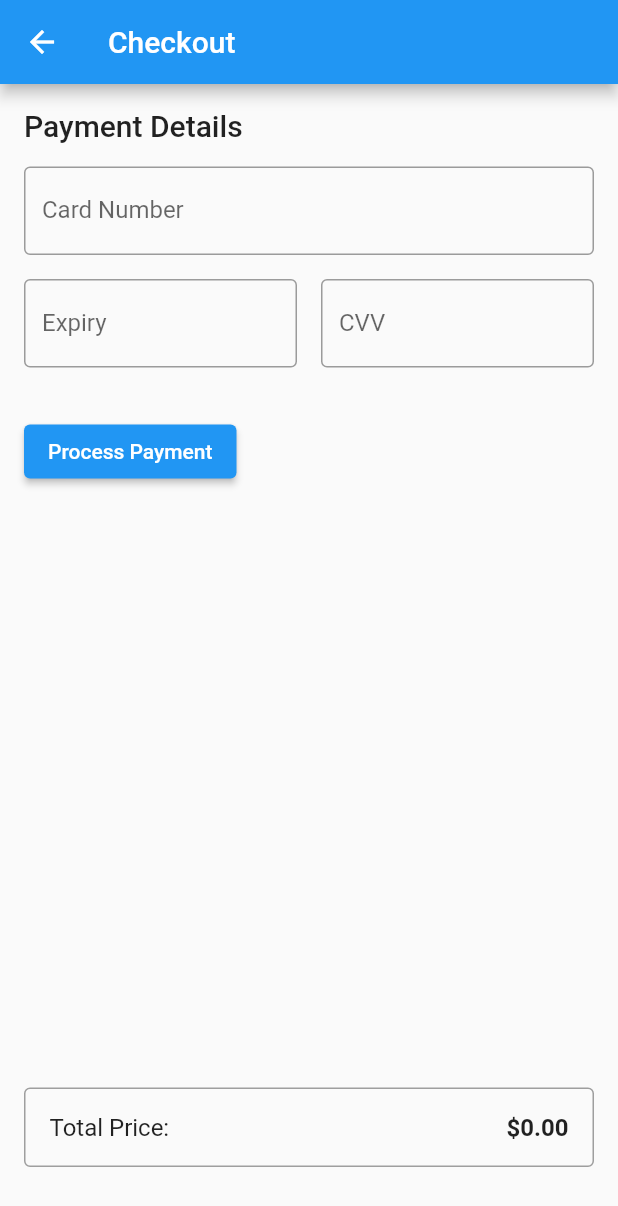
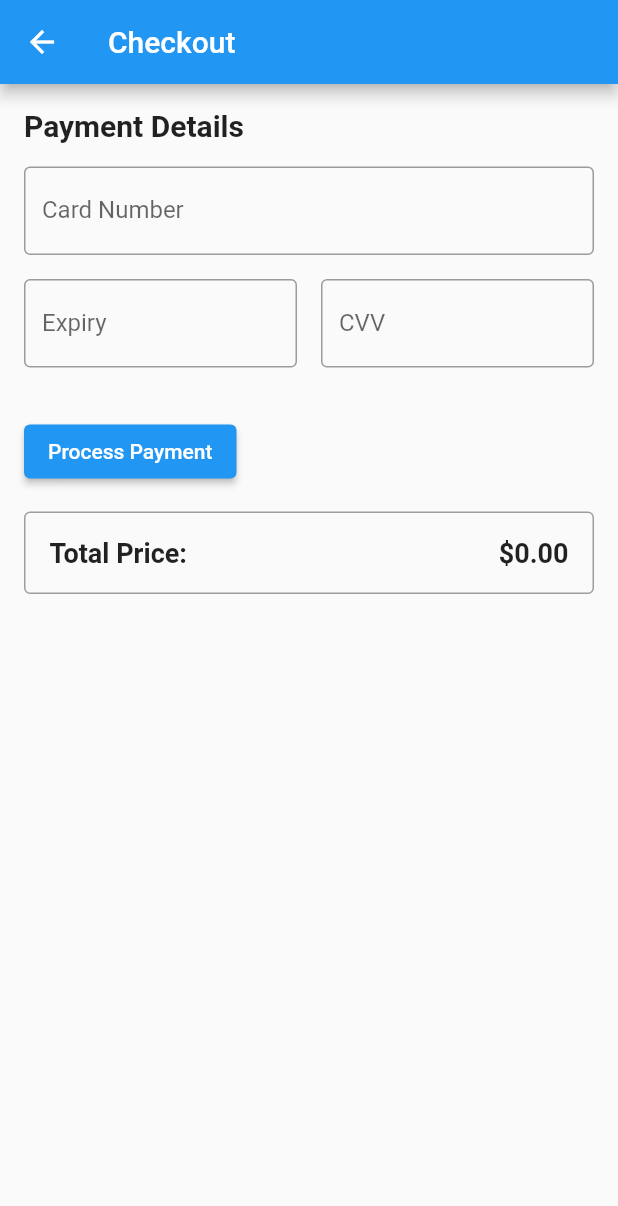
Before and after one commit to Devangana-Ghosh/E-Commerce-App, a Flutter app: the CartPage screen opened directly, after a tap on "Checkout", on a phone screen of 412 x 824 dp. Shown: the top 1206 px of the screen. Run offline on Flutter 3.47's test engine with Material 2 defaults, Android fonts, the phone set to English and light mode, and no system bars; our stand-ins replace google_fonts, hive, hive_flutter; accounts and stored records are empty.

Commit message:
cart functionality updated

```diff
--- a/lib/presentation/Screen/checkout.dart
+++ b/lib/presentation/Screen/checkout.dart
@@ -38,7 +38,6 @@ class _CheckoutPageState extends State<CheckoutPage> {
     return totalPrice;
   }
 
-
   @override
   Widget build(BuildContext context) {
     return Scaffold(
@@ -52,7 +51,10 @@ class _CheckoutPageState extends State<CheckoutPage> {
           children: [
             Text(
               'Payment Details',
-              style: Theme.of(context).textTheme.headline6,
+              style: TextStyle(
+                fontSize: 20,
+                fontWeight: FontWeight.bold,
+              ),
             ),
             SizedBox(height: 16),
             TextFormField(
@@ -95,11 +97,11 @@ class _CheckoutPageState extends State<CheckoutPage> {
             SizedBox(height: 32),
             ElevatedButton(
               onPressed: () {
-
+                // Implement payment processing logic here
               },
               child: Text('Process Payment'),
             ),
-            SizedBox(height: 400 ),
+            SizedBox(height: 16),
             Container(
               decoration: BoxDecoration(
                 border: Border.all(
@@ -113,11 +115,15 @@ class _CheckoutPageState extends State<CheckoutPage> {
                 children: [
                   Text(
                     'Total Price:',
-                    style: Theme.of(context).textTheme.subtitle1,
+                    style: TextStyle(
+                      fontSize: 18,
+                      fontWeight: FontWeight.bold,
+                    ),
                   ),
                   Text(
                     '\$${_totalPrice.toStringAsFixed(2)}',
-                    style: Theme.of(context).textTheme.subtitle1?.copyWith(
+                    style: TextStyle(
+                      fontSize: 18,
                       fontWeight: FontWeight.bold,
                     ),
                   ),
--- a/lib/presentation/widgets/products.dart
+++ b/lib/presentation/widgets/products.dart
@@ -40,7 +40,7 @@ class _CartPageState extends State<CartPage> {
   Widget build(BuildContext context) {
     return Scaffold(
       appBar: AppBar(
-        title: Text('Cart'),
+        title: Text('Cart (${cartBox.length})'),
       ),
       body: Column(
         children: [
@@ -59,12 +59,11 @@ class _CartPageState extends State<CartPage> {
                     width: 50,
                     height: 50,
                   ),
-                  trailing: IconButton(
-                    icon: Icon(Icons.remove),
-                    onPressed: () {
-                      removeFromCart(index);
-                    },
-                  ),
+    trailing: IconButton(
+    icon: Icon(Icons.remove),
+    onPressed: () {
+    removeFromCart(index); },
+    ),
                 );
               },
             ),
@@ -74,12 +73,21 @@ class _CartPageState extends State<CartPage> {
             child: Row(
               mainAxisAlignment: MainAxisAlignment.spaceBetween,
               children: [
-                Text('Total Price: \$${getTotalPrice()}'),
+                Text(
+                  'Total Price: \$${getTotalPrice()}',
+                  style: TextStyle(
+                    fontSize: 18,
+                    fontWeight: FontWeight.bold,
+                  ),
+                ),
                 ElevatedButton(
                   onPressed: () {
                     Navigator.push(
                       context,
-                      MaterialPageRoute(builder: (context) => CheckoutPage(cartItems: cartBox.values.toList())),
+                      MaterialPageRoute(
+                        builder: (context) =>
+                            CheckoutPage(cartItems: cartBox.values.toList()),
+                      ),
                     );
                   },
                   child: Text('Checkout'),
@@ -94,8 +102,7 @@ class _CartPageState extends State<CartPage> {
 }
 
 
-
-class ProductList extends StatefulWidget {
+  class ProductList extends StatefulWidget {
   @override
   _ProductListState createState() => _ProductListState();
 }
```
